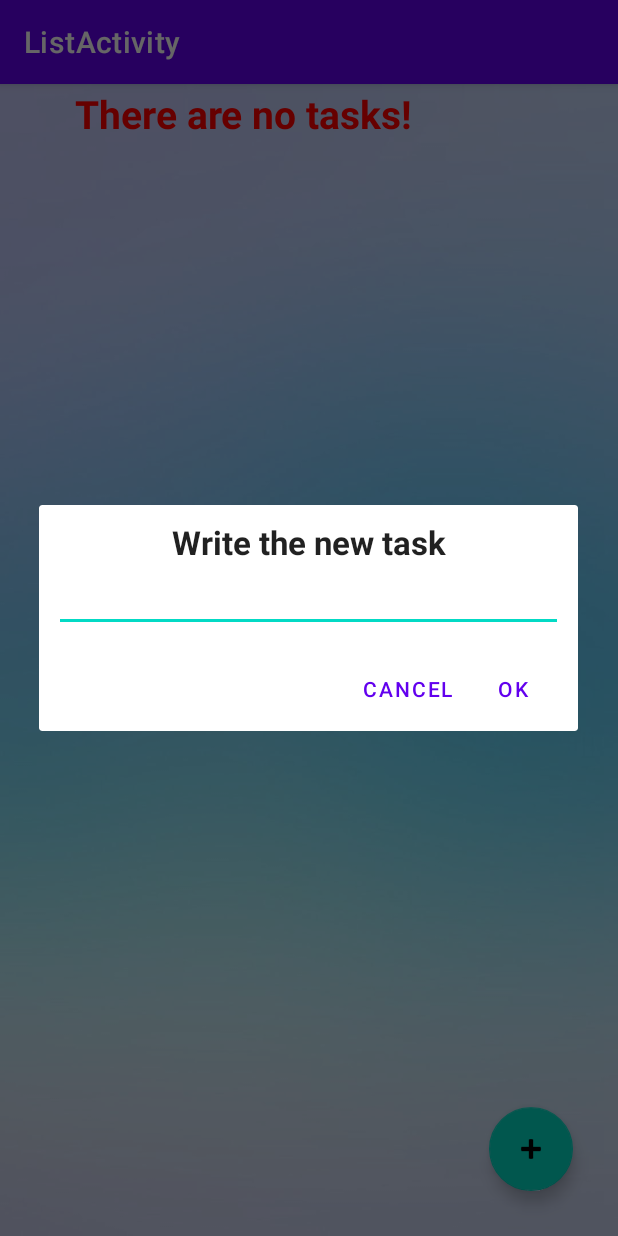
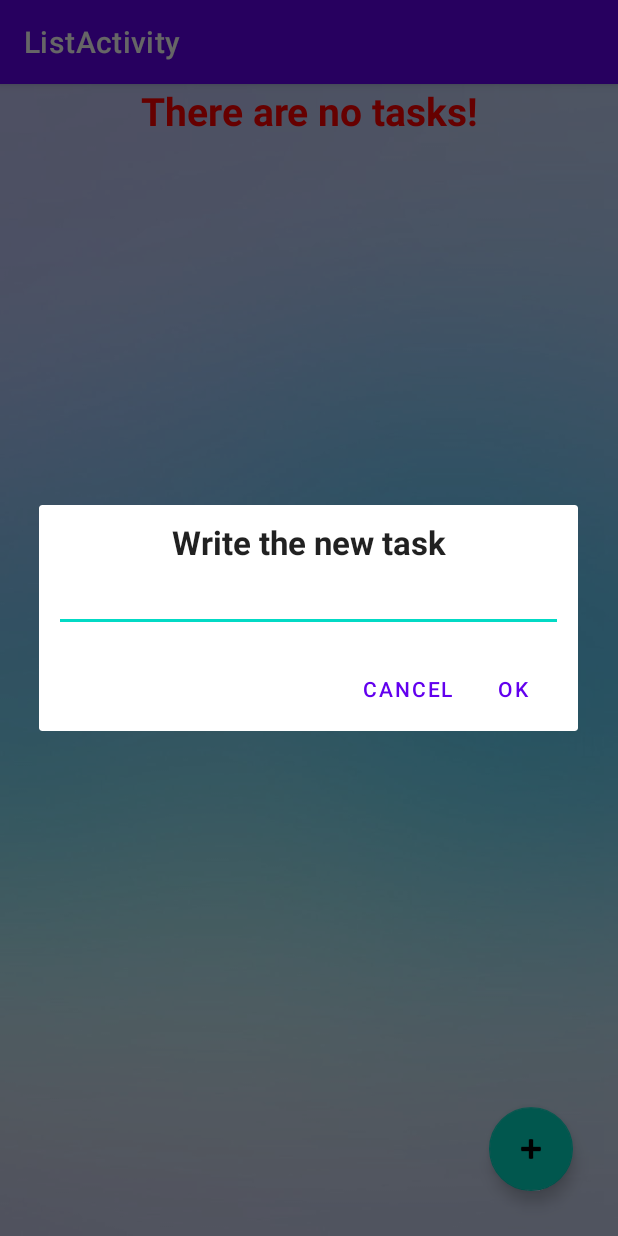
Before and after one commit to Mikolka09/ExamToDoList, an Android app: the ListActivity screen opened directly, with no data from a screen before it, after a tap on "TODO", on a phone screen of 412 x 824 dp. Run offline under Robolectric (Android 15) with nearby library versions, the phone set to English and light mode, and no system bars.

Commit message:
22.11.2022

```diff
--- a/app/src/main/AndroidManifest.xml
+++ b/app/src/main/AndroidManifest.xml
@@ -27,7 +27,8 @@
         </activity>
         <activity
             android:name=".ListActivity"
-            android:label="ListActivity">
+            android:label="ListActivity"
+            android:noHistory="true">
         </activity>
     </application>
 
--- a/app/src/main/java/com/example/examtodolist/MainActivity.java
+++ b/app/src/main/java/com/example/examtodolist/MainActivity.java
@@ -57,6 +57,8 @@ public class MainActivity extends AppCompatActivity {
     }
 
     public void startWindow(User user) {
+        nameBox.setText("");
+        yearBox.setText("");
         Intent intent = new Intent(getApplicationContext(), ListActivity.class);
         intent.putExtra("name", user.getName());
         intent.putExtra("year", user.getYear());
--- /dev/null
+++ b/app/src/main/res/layout/added_task.xml
@@ -0,0 +1,31 @@
+<?xml version="1.0" encoding="utf-8"?>
+<LinearLayout
+    xmlns:android="http://schemas.android.com/apk/res/android"
+    xmlns:tools="http://schemas.android.com/tools"
+    android:id="@+id/layout_root"
+    android:layout_width="fill_parent"
+    android:layout_height="fill_parent"
+    android:orientation="vertical"
+    android:padding="10dp" >
+
+    <TextView
+        android:id="@+id/tv_add"
+        android:layout_width="match_parent"
+        android:layout_height="wrap_content"
+        android:gravity="center"
+        android:textStyle="bold"
+        android:text="@string/text"
+        android:textAppearance="?android:attr/textAppearanceLarge" />
+
+    <EditText
+        android:id="@+id/input_task"
+        android:layout_width="match_parent"
+        android:layout_height="wrap_content"
+        android:textStyle="bold"
+        android:autofillHints="text"
+        android:inputType="text"
+        tools:ignore="LabelFor">
+        <requestFocus />
+    </EditText>
+
+</LinearLayout>
--- a/app/src/main/res/layout/prompt.xml
+++ b/app/src/main/res/layout/edit_delete_task.xml
@@ -9,16 +9,16 @@
     android:padding="10dp" >
 
     <TextView
-        android:id="@+id/tv"
+        android:id="@+id/tv_task"
         android:layout_width="match_parent"
         android:layout_height="wrap_content"
         android:gravity="center"
         android:textStyle="bold"
-        android:text="@string/text"
+        android:text="@string/edit_or_delete_task"
         android:textAppearance="?android:attr/textAppearanceLarge" />
 
     <EditText
-        android:id="@+id/input_task"
+        android:id="@+id/enter_task"
         android:layout_width="match_parent"
         android:layout_height="wrap_content"
         android:textStyle="bold"
--- a/app/src/main/res/layout/list_activity.xml
+++ b/app/src/main/res/layout/list_activity.xml
@@ -6,31 +6,17 @@
     android:layout_width="match_parent"
     android:layout_height="match_parent"
     android:background="@drawable/fon_3">
-<LinearLayout
-    android:id="@+id/header_title"
-    android:layout_width="match_parent"
-    android:layout_height="wrap_content"
-    android:orientation="horizontal"
-    tools:ignore="MissingConstraints">
     <TextView
         android:id="@+id/header"
-        android:layout_width="0dp"
+        android:layout_width="match_parent"
         android:layout_height="wrap_content"
         android:textSize="26sp"
         android:textColor="@color/black"
         android:gravity="center"
         android:textStyle="bold"
-        android:layout_weight="1"
         app:layout_constraintLeft_toLeftOf="parent"
         app:layout_constraintRight_toRightOf="parent"
         app:layout_constraintTop_toTopOf="parent"/>
-
-    <androidx.appcompat.widget.AppCompatButton
-        android:id="@+id/edit_button"
-        style="@style/ButtonStyleEdit"
-        android:layout_width="wrap_content"
-        android:layout_height="wrap_content" />
-</LinearLayout>
     <ListView
         android:id="@+id/listItem"
         android:layout_width="0dp"
@@ -38,7 +24,7 @@
         android:layout_marginTop="12dp"
         app:layout_constraintLeft_toLeftOf="parent"
         app:layout_constraintRight_toRightOf="parent"
-        app:layout_constraintTop_toBottomOf="@+id/header_title">
+        app:layout_constraintTop_toBottomOf="@+id/header">
     </ListView>
 
     <com.google.android.material.floatingactionbutton.FloatingActionButton
--- a/app/src/main/res/values/strings.xml
+++ b/app/src/main/res/values/strings.xml
@@ -5,4 +5,6 @@
     <string name="todo">TODO</string>
     <string name="enter_year_of_birth">Enter Year of Birth</string>
     <string name="text">Write the new task</string>
+    <string name="edit_or_delete_task">Edit or Delete Task</string>
+    <string name="edit_or_delete_user">Edit or Delete User</string>
 </resources>
```
Also changed, not shown: app/src/main/java/com/example/examtodolist/ListActivity.java (+91 -19 lines), app/src/main/res/layout/edit_user_del.xml (added, +42 -0 lines), app/src/main/res/layout/line_list_item.xml (deleted, +0 -34 lines).
